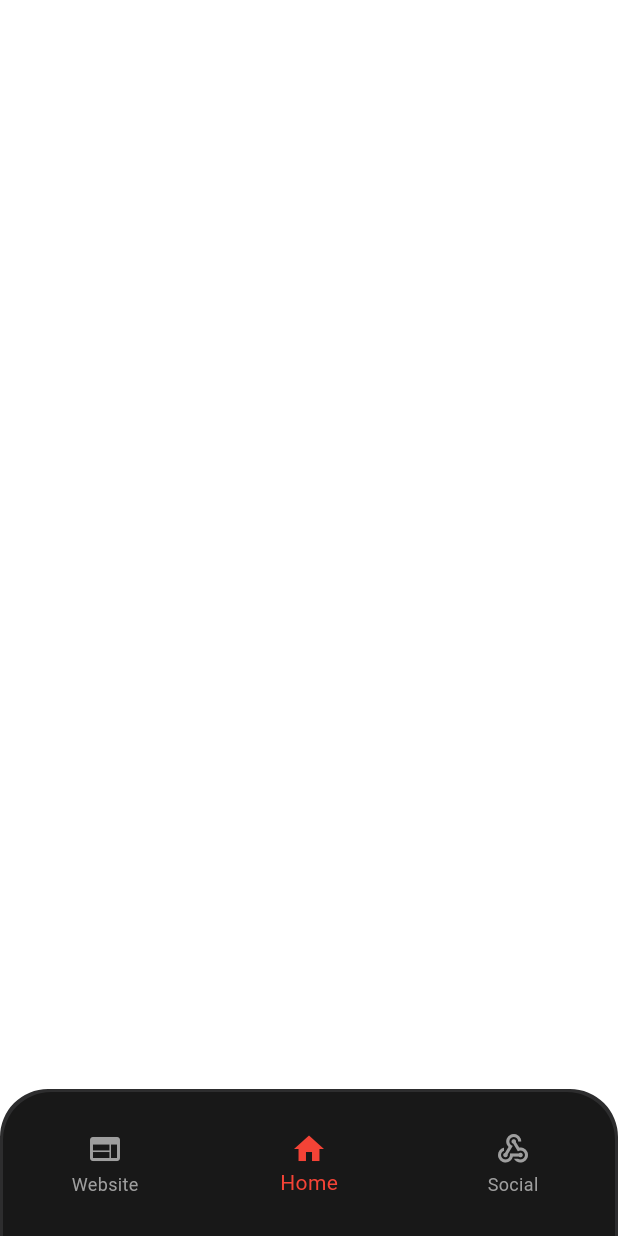
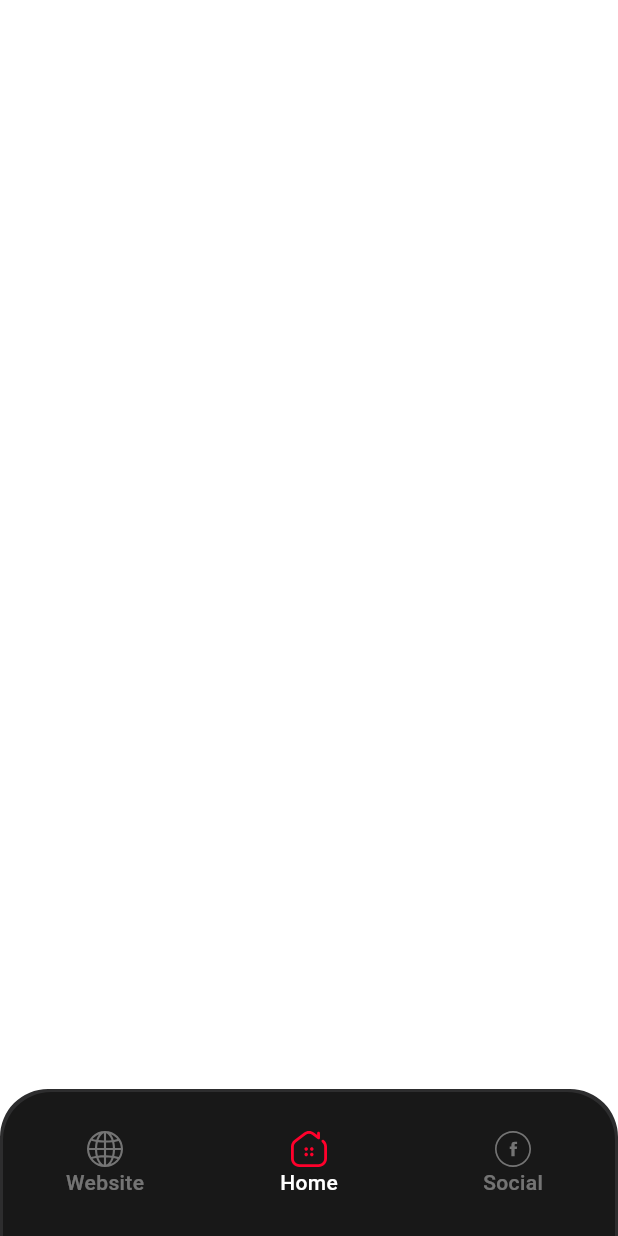
Before and after one commit to atiqrs/symphony_app, a Flutter app: the screen it shows after launch, on a phone screen of 412 x 824 dp. Run offline on Flutter 3.47's test engine with Material 3 defaults, Android fonts, the phone set to English and light mode, and no system bars; our stand-ins replace flutter_svg.

Commit message:
update bottom navigation bar colors and icons

```diff
--- a/lib/main.dart
+++ b/lib/main.dart
@@ -11,8 +11,6 @@ class MyApp extends StatelessWidget {
   @override
   Widget build(BuildContext context) {
     return MaterialApp(
-      themeMode: ThemeMode.system,
-      // theme: AppThemes.theme,
       initialRoute: AppRouter.mainScreen,
       onGenerateInitialRoutes: (initialRoute) {
         return [
--- a/lib/src/commons/resources/assets.dart
+++ b/lib/src/commons/resources/assets.dart
@@ -1,10 +1,14 @@
-abstract class Assets {
+class AppAssets {
+  AppAssets._();
+
   static const _pathIcons = 'lib/src/assets/icons/';
   static const _pathImages = 'lib/src/assets/images/';
   static const _pathGif = 'lib/src/assets/gif/';
 
   /// Icons
-  static const iconDemo = '${_pathIcons}demo.png';
+  static const iconHome = '${_pathIcons}home.svg';
+  static const iconWebsite = '${_pathIcons}website.svg';
+  static const iconSocial = '${_pathIcons}social.svg';
 
   /// Images
   static const imageDemo = '${_pathImages}demo.png';
--- a/lib/src/commons/resources/colors.dart
+++ b/lib/src/commons/resources/colors.dart
@@ -3,15 +3,22 @@ import 'package:flutter/material.dart';
 class AppColors {
   AppColors._();
 
+  /// App Colors
   static const blackBackgroundColor = Color.fromRGBO(0, 0, 0, 0);
   static const whiteBackgroundColor = Color.fromRGBO(255, 255, 255, 1);
-  static const cardBackground = Color.fromRGBO(24, 24, 24, 1);
-  // static const borderBackground = Color.fromRGBO(232, 238, 246, 0.1);
-  // static const borderBackground = Color.fromRGBO(0, 0, 0, 0.15);
-  static const borderBackground = Color.fromRGBO(45, 45, 46, 1);
+  static const cardBackgroundColor = Color.fromRGBO(24, 24, 24, 1);
+  static const borderBackgroundColor = Color.fromRGBO(45, 45, 46, 1);
 
-  static Color borderWhiteBackground = Color(0xE8EEF61A);
-  static Color borderBlackBackground = Color(0x00000026);
+  static Color selectedIconRedColor = Color.fromRGBO(255, 0, 43, 1);
+  static const unselectedIconColor = Color.fromRGBO(255, 255, 255, 0.4);
+
+  /// Border Colors
+  static Color borderWhiteBackgroundColor = Color(0xE8EEF61A);
+  static Color borderBlackBackgroundColor = Color(0x00000026);
+
+  /// Text Colors
+  static const selectedTextColor = Color.fromRGBO(255, 255, 255, 1);
+  static Color unselectedTextColor = Color.fromRGBO(255, 255, 255, 0.4);
 
   static const testBackground = Color.fromRGBO(36, 122, 18, 1.0);
 }
--- a/lib/src/commons/resources/dimens.dart
+++ b/lib/src/commons/resources/dimens.dart
@@ -7,6 +7,10 @@ class AppDimens {
   static const size24 = 24.0;
   static const size32 = 32.0;
   static const size48 = 48.0;
+
+  static const iconSize24 = 24.0;
+  static const iconSize32 = 32.0;
+  static const iconSize48 = 48.0;
 
   static const height44 = 44.0;
   static const height90 = 90.0;
@@ -43,4 +47,8 @@ class AppDimens {
   static const radius100 = 100.0;
   static const radius120 = 120.0;
   static const radius150 = 150.0;
+
+  static const fontSize14 = 14.0;
+  static const fontSize16 = 16.0;
+  static const fontSize18 = 18.0;
 }
--- a/lib/src/main_screen.dart
+++ b/lib/src/main_screen.dart
@@ -1,5 +1,7 @@
 import 'package:flutter/material.dart';
+import 'package:flutter_svg/flutter_svg.dart';
 
+import 'commons/resources/assets.dart';
 import 'commons/resources/colors.dart';
 import 'commons/resources/dimens.dart';
 import 'commons/resources/strings.dart';
@@ -29,6 +31,25 @@ class MainScreenState extends State<MainScreen> {
     });
   }
 
+  TextStyle selectedLabelStyle = TextStyle(
+    color: AppColors.selectedTextColor,
+    fontWeight: FontWeight.w500,
+    fontSize: AppDimens.fontSize14,
+  );
+
+  TextStyle unselectedLabelStyle = TextStyle(
+    color: AppColors.unselectedTextColor,
+    fontWeight: FontWeight.w500,
+    fontSize: AppDimens.fontSize14,
+  );
+
+  ColorFilter? colorFilter(bool value) {
+    return ColorFilter.mode(
+      value ? AppColors.selectedIconRedColor : AppColors.unselectedIconColor,
+      BlendMode.srcIn,
+    );
+  }
+
   @override
   Widget build(BuildContext context) {
     return Scaffold(
@@ -47,14 +68,14 @@ class MainScreenState extends State<MainScreen> {
                 child: Container(
                   height: AppDimens.height100,
                   decoration: BoxDecoration(
-                    color: AppColors.borderBackground,
+                    color: AppColors.borderBackgroundColor,
                     borderRadius: BorderRadius.only(
                       topLeft: Radius.circular(AppDimens.radius32),
                       topRight: Radius.circular(AppDimens.radius32),
                     ),
                     border: Border.all(
                       width: AppDimens.spacing2,
-                      color: AppColors.borderBackground,
+                      color: AppColors.borderBackgroundColor,
                     ),
                   ),
                   child: ClipRRect(
@@ -65,22 +86,23 @@ class MainScreenState extends State<MainScreen> {
                     child: BottomNavigationBar(
                       items: <BottomNavigationBarItem>[
                         BottomNavigationBarItem(
-                          icon: Icon(Icons.web, size: AppDimens.size24),
+                          icon: SvgPicture.asset(AppAssets.iconWebsite, colorFilter: colorFilter(_selectedIndex == 0)),
                           label: AppStrings.website,
                         ),
                         BottomNavigationBarItem(
-                          icon: Icon(Icons.home, size: AppDimens.size24),
+                          icon: SvgPicture.asset(AppAssets.iconHome, colorFilter: colorFilter(_selectedIndex == 1)),
                           label: AppStrings.home,
                         ),
                         BottomNavigationBarItem(
-                          icon: Icon(Icons.webhook, size: AppDimens.size24),
+                          icon: SvgPicture.asset(AppAssets.iconSocial, colorFilter: colorFilter(_selectedIndex == 2)),
                           label: AppStrings.social,
                         ),
                       ],
                       currentIndex: _selectedIndex,
-                      backgroundColor: AppColors.cardBackground,
-                      selectedItemColor: Colors.red,
-                      unselectedItemColor: Colors.grey,
+                      backgroundColor: AppColors.cardBackgroundColor,
+                      selectedLabelStyle: selectedLabelStyle,
+                      unselectedLabelStyle: unselectedLabelStyle,
+                      useLegacyColorScheme: false,
                       onTap: _onItemTapped,
                     ),
                   ),
```
Also changed, not shown: pubspec.yaml (+9 -67 lines), lib/src/assets/icons/home.svg (added), lib/src/assets/icons/social.svg (added), lib/src/assets/icons/website.svg (added), pubspec.lock.
